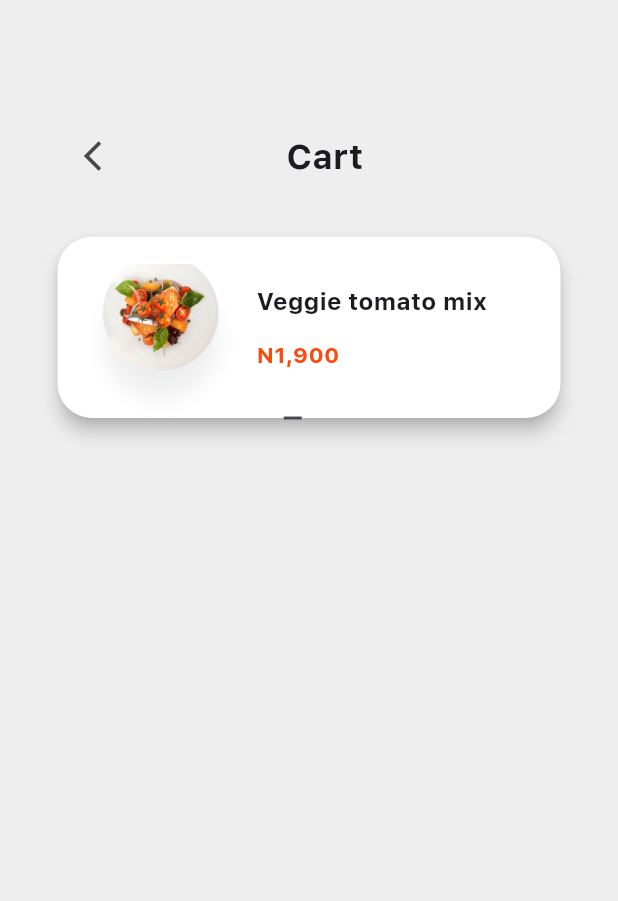
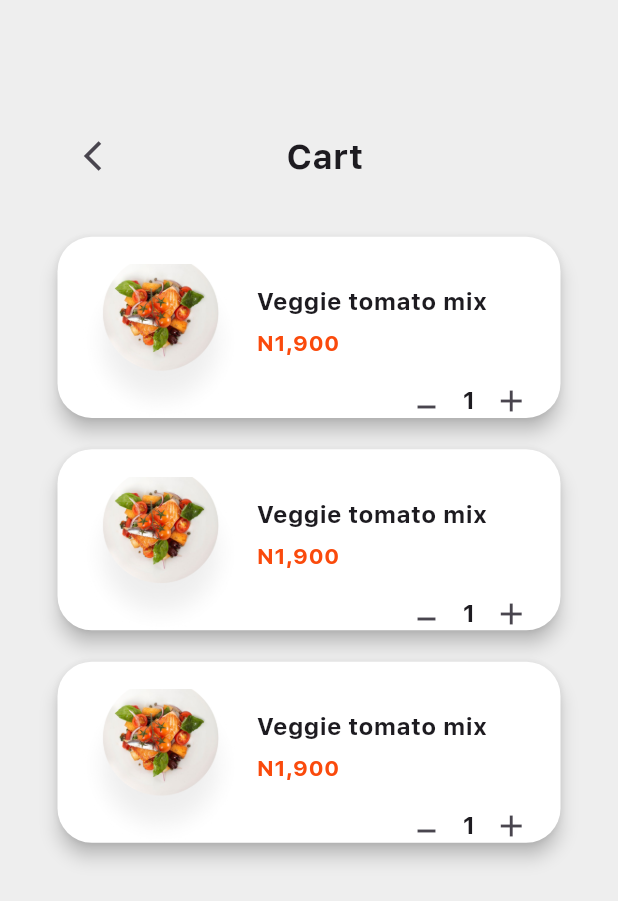
Before and after one commit to anuj-1637/food_delivery_app, a Flutter app: the Cart_Screen screen opened directly, on a phone screen of 412 x 824 dp. Shown: the top 901 px of the screen. Run offline on Flutter 3.47's test engine with Material 3 defaults, Android fonts, the phone set to English and light mode, and no system bars; our stand-ins replace flutter_screenutil, flutter_svg, font_awesome_flutter, hive, hive_flutter, rive; accounts and stored records are empty; project files that could hold a hidden picture were left out.

Commit message:
food app

```diff
--- a/lib/content_screen/cart_screen.dart
+++ b/lib/content_screen/cart_screen.dart
@@ -38,6 +38,11 @@ class Cart_Screen_State extends State<Cart_Screen> {
             ),
             SizedBox(height: 20.h),
             SizedBox(
+              height: 500.h,
+              width: 300.w,
+              child: ListView.separated(
+                itemBuilder: (context, index) {
+                  return SizedBox(
                     width: 300.w,
                     height: 100.h,
                     child: Card(
@@ -73,7 +78,7 @@ class Cart_Screen_State extends State<Cart_Screen> {
                                       fontFamily: "Sf Pro",
                                     ),
                                   ),
-                            SizedBox(height: 10.h),
+                                  SizedBox(height: 4.h),
                                   Text(
                                     "N1,900",
                                     style: TextStyle(
@@ -84,14 +89,39 @@ class Cart_Screen_State extends State<Cart_Screen> {
                                     ),
                                   ),
                                   // SizedBox(height: 10.h),
-                            Row(
+                                  Padding(
+                                    padding: EdgeInsets.only(left: 78.w),
+                                    child: Row(
+                                      crossAxisAlignment:
+                                          CrossAxisAlignment.start,
+                                      mainAxisAlignment:
+                                          MainAxisAlignment.start,
                                       children: [
                                         IconButton(
                                           onPressed: () {},
-                                  icon: Icon(Icons.minimize),
+                                          icon: Icon(Icons.minimize_sharp),
                                         ),
-                                SizedBox(width: 10.w),
+                                        SizedBox(width: 0.w),
+                                        Padding(
+                                          padding: EdgeInsets.only(top: 13.h),
+                                          child: Text(
+                                            "1",
+                                            style: TextStyle(
+                                              fontSize: 14.sp,
+                                              fontWeight: FontWeight.bold,
+                                              fontFamily: "Sf Pro",
+                                            ),
+                                          ),
+                                        ),
+                                        Padding(
+                                          padding: EdgeInsets.only(top: 4.w),
+                                          child: IconButton(
+                                            onPressed: () {},
+                                            icon: Icon(Icons.add),
+                                          ),
+                                        ),
                                       ],
+                                    ),
                                   ),
                                 ],
                               ),
@@ -100,6 +130,11 @@ class Cart_Screen_State extends State<Cart_Screen> {
                         ),
                       ),
                     ),
+                  );
+                },
+                separatorBuilder: (context, index) => SizedBox(height: 10.h),
+                itemCount: 3,
+              ),
             ),
           ],
         ),
```
Lines whose indentation alone changed are shown as unchanged.
